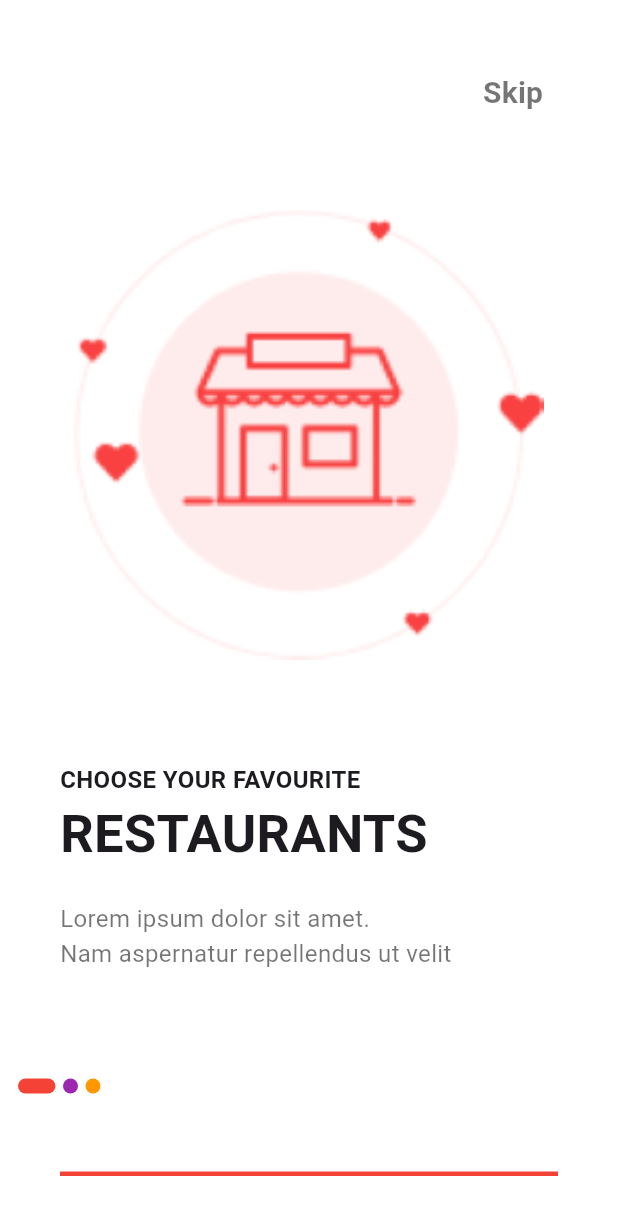
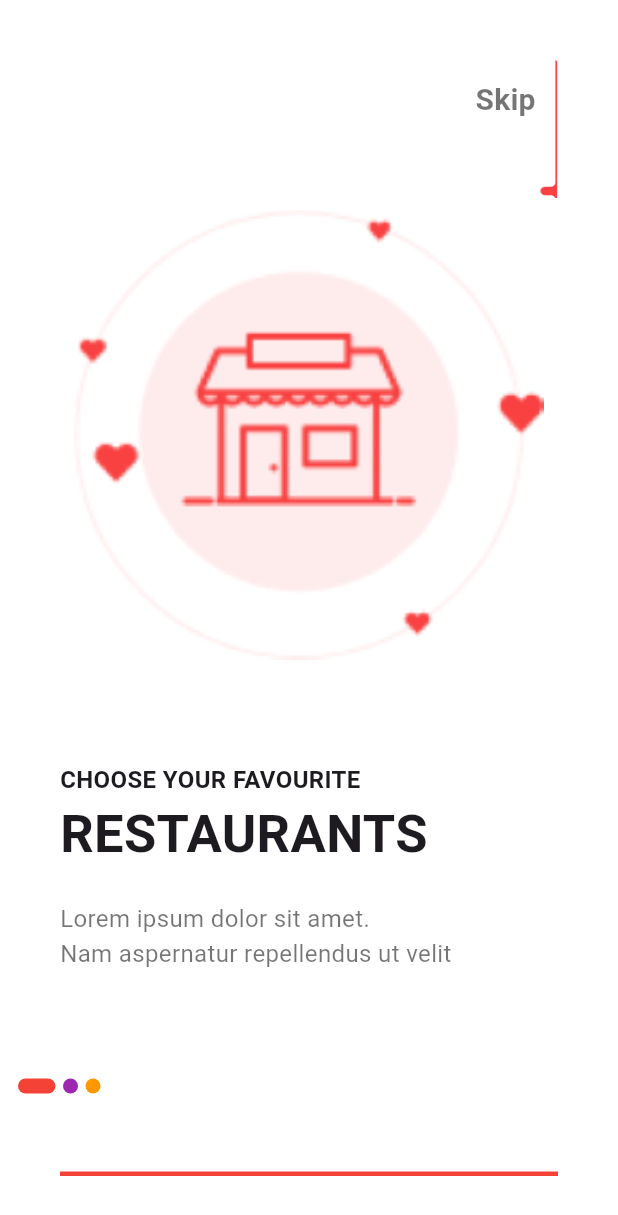
Before and after one commit to osamanoor17/FoodPanda_clone, a Flutter app: the screen it shows after launch, on a phone screen of 412 x 824 dp. Shown: the top 1215 px of the screen. Run offline on Flutter 3.47's test engine with Material 2 defaults, Android fonts, the phone set to English and light mode, and no system bars.

Commit message:
Merge remote-tracking branch 'origin/main'
# Conflicts:
#	lib/help.dart
#	lib/main.dart
#	lib/splash_screen/contentpage.dart
#	lib/splash_screen/sidebar.dart

```diff
--- a/lib/splash_screen/splashscreen.dart
+++ b/lib/splash_screen/splashscreen.dart
@@ -50,12 +50,14 @@ class _SplashScreenState extends State<SplashScreen> {
                       padding: const EdgeInsets.all(40),
                       child: Column(
                         children: [
-                          const Expanded(
+                          Expanded(
                             child: Align(
                               alignment: Alignment.topRight,
                               child: SizedBox(
-                                width: 50,
-                                height: 700,
+                                child: Image.asset(
+                                  contents[currentIndex].sidebarImages,
+                                  fit: BoxFit.cover,
+                                ),
                               ),
                             ),
                           ),
@@ -139,7 +141,7 @@ class _SplashScreenState extends State<SplashScreen> {
               child: GestureDetector(
                 onTap: () {},
                 child: Container(
-                  padding: const EdgeInsets.all(30.0),
+                  padding: const EdgeInsets.all(35.0),
                   child: Padding(
                     padding: const EdgeInsets.all(8.0),
                     child: TextButton(
```
